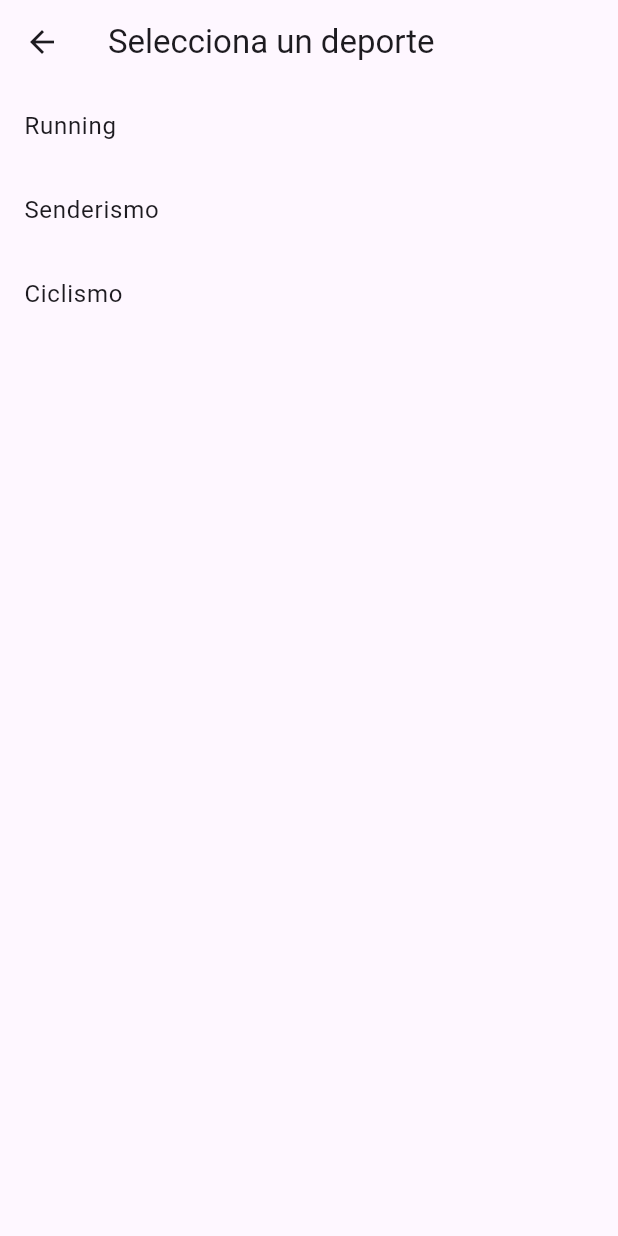
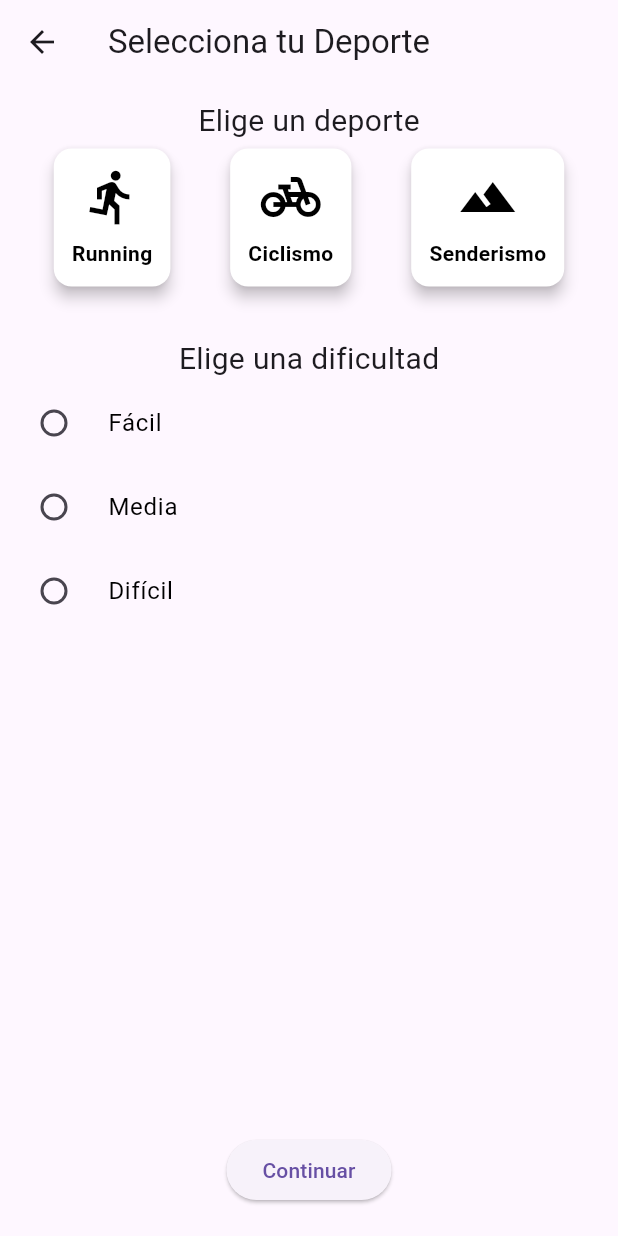
Before and after one commit to Juanjoyita/Navifit-, a Flutter app: the SelectSportScreen screen opened by its route, on a phone screen of 412 x 824 dp. Run offline on Flutter 3.47's test engine with Material 3 defaults, Android fonts, the phone set to English and light mode, and no system bars; our stand-ins replace appwrite, flutter_map, geolocator, get, get_storage, latlong2; accounts and stored records are empty.

Commit message:
arreglos y subida de pantalla de eleccion de deporte

```diff
--- a/lib/controllers/sport_controller.dart
+++ b/lib/controllers/sport_controller.dart
@@ -1,16 +1,19 @@
 import 'package:get/get.dart';
-import '../models/sport_model.dart';
 
 class SportController extends GetxController {
-  var sports = <SportModel>[
-    SportModel(id: '1', name: 'Running'),
-    SportModel(id: '2', name: 'Senderismo'),
-    SportModel(id: '3', name: 'Ciclismo'),
-  ].obs;
+  var sports = ['Running', 'Ciclismo', 'Senderismo'].obs;
+  var selectedSport = ''.obs;
+  var selectedDifficulty = ''.obs;
 
-  var selectedSport = Rxn<SportModel>();
-
-  void selectSport(SportModel sport) {
+  void selectSport(String sport) {
     selectedSport.value = sport;
   }
+
+  void selectDifficulty(String difficulty) {
+    selectedDifficulty.value = difficulty;
+  }
+
+  bool isValidSelection() {
+    return selectedSport.isNotEmpty && selectedDifficulty.isNotEmpty;
+  }
 }
--- a/lib/screens/select_sport_screen.dart
+++ b/lib/screens/select_sport_screen.dart
@@ -1,30 +1,75 @@
 import 'package:flutter/material.dart';
 import 'package:get/get.dart';
 import '../controllers/sport_controller.dart';
+import '../controllers/location_controller.dart';
 import '../widgets/sport_card.dart';
 
 class SelectSportScreen extends StatelessWidget {
   final SportController sportController = Get.put(SportController());
 
+  SelectSportScreen({super.key});
+
+  final List<String> difficulties = ['Fácil', 'Media', 'Difícil'];
+
   @override
   Widget build(BuildContext context) {
     return Scaffold(
-      appBar: AppBar(title: Text('Selecciona un deporte')),
-      body: Obx(() {
-        return ListView.builder(
-          itemCount: sportController.sports.length,
-          itemBuilder: (context, index) {
-            final sport = sportController.sports[index];
-            return SportCard(
-              sport: sport,
-              onTap: () {
-                sportController.selectSport(sport);
-                Get.toNamed('/routes');
-              },
-            );
-          },
-        );
-      }),
+      appBar: AppBar(title: const Text("Selecciona tu Deporte")),
+      body: Column(
+        children: [
+          const SizedBox(height: 10),
+          const Text("Elige un deporte", style: TextStyle(fontSize: 20)),
+          Obx(() => Row(
+                mainAxisAlignment: MainAxisAlignment.spaceEvenly,
+                children: sportController.sports.map((sport) {
+                  final isSelected = sportController.selectedSport.value == sport;
+                  return SportCard(
+                    sport: sport,
+                    isSelected: isSelected,
+                    onTap: () => sportController.selectSport(sport),
+                    color: isSelected ? Colors.red : Colors.black, // Color según selección
+                  );
+                }).toList(),
+              )),
+          const SizedBox(height: 30),
+          const Text("Elige una dificultad", style: TextStyle(fontSize: 20)),
+          Obx(() => Column(
+                children: difficulties.map((difficulty) {
+                  final isSelected = sportController.selectedDifficulty.value == difficulty;
+                  return RadioListTile<String>(
+                    title: Text(
+                      difficulty,
+                      style: TextStyle(
+                        color: isSelected ? Colors.red : Colors.black, // Color según selección
+                      ),
+                    ),
+                    value: difficulty,
+                    groupValue: sportController.selectedDifficulty.value,
+                    activeColor: Colors.red, // Color del radio seleccionado
+                    onChanged: (value) => sportController.selectDifficulty(value!),
+                  );
+                }).toList(),
+              )),
+          const Spacer(),
+          ElevatedButton(
+            onPressed: () async {
+              if (sportController.isValidSelection()) {
+                try {
+                  final locationController = Get.find<LocationController>();
+                  await locationController.getCurrentLocation(); // Espera a que se cargue la ubicación
+                  Get.toNamed('/map'); // Navega al mapa solo si todo va bien
+                } catch (e) {
+                  Get.snackbar("Error", "No se pudo obtener la ubicación: $e");
+                }
+              } else {
+                Get.snackbar("Falta información", "Debes elegir un deporte y una dificultad");
+              }
+            },
+            child: const Text("Continuar"),
+          ),
+          const SizedBox(height: 20),
+        ],
+      ),
     );
   }
 }
--- a/lib/widgets/sport_card.dart
+++ b/lib/widgets/sport_card.dart
@@ -1,17 +1,58 @@
 import 'package:flutter/material.dart';
-import '../models/sport_model.dart';
 
 class SportCard extends StatelessWidget {
-  final SportModel sport;
+  final String sport;
+  final bool isSelected;
   final VoidCallback onTap;
 
-  SportCard({required this.sport, required this.onTap});
+  const SportCard({
+    super.key,
+    required this.sport,
+    required this.isSelected,
+    required this.onTap, required Color color,
+  });
 
   @override
   Widget build(BuildContext context) {
-    return ListTile(
-      title: Text(sport.name),
+    return GestureDetector(
       onTap: onTap,
+      child: Card(
+        color: isSelected ? Colors.blueAccent : Colors.white,
+        elevation: 4,
+        child: Padding(
+          padding: const EdgeInsets.all(12.0),
+          child: Column(
+            children: [
+              Icon(
+                _getIconForSport(sport),
+                size: 40,
+                color: isSelected ? Colors.white : Colors.black,
+              ),
+              const SizedBox(height: 8),
+              Text(
+                sport,
+                style: TextStyle(
+                  color: isSelected ? Colors.white : Colors.black,
+                  fontWeight: FontWeight.bold,
+                ),
+              ),
+            ],
+          ),
+        ),
+      ),
     );
   }
+
+  IconData _getIconForSport(String sport) {
+    switch (sport) {
+      case 'Running':
+        return Icons.directions_run;
+      case 'Ciclismo':
+        return Icons.pedal_bike;
+      case 'Senderismo':
+        return Icons.terrain;
+      default:
+        return Icons.sports;
+    }
+  }
 }
--- a/pubspec.yaml
+++ b/pubspec.yaml
@@ -18,6 +18,12 @@ dependencies:
   flutter_screenutil: ^5.0.0+2
   flutter_local_notifications: ^16.1.0
   geolocator: ^14.0.0
+  geocoding: ^2.0.0
+  google_maps_flutter: ^2.2.0
+  flutter_map: ^6.1.0
+  flutter_map_cancellable_tile_provider: ^1.0.0
+  latlong2: ^0.9.1
+
 
 dev_dependencies:
   flutter_test:
```
Also changed, not shown: lib/controllers/auth_controller.dart (+7 -1 lines), lib/controllers/location_controller.dart (+29 -5 lines), lib/main.dart (+10 -9 lines), lib/screens/map_screen.dart (added, +79 -0 lines), lib/screens/route_list_screen.dart (+61 -11 lines), pubspec.lock.
